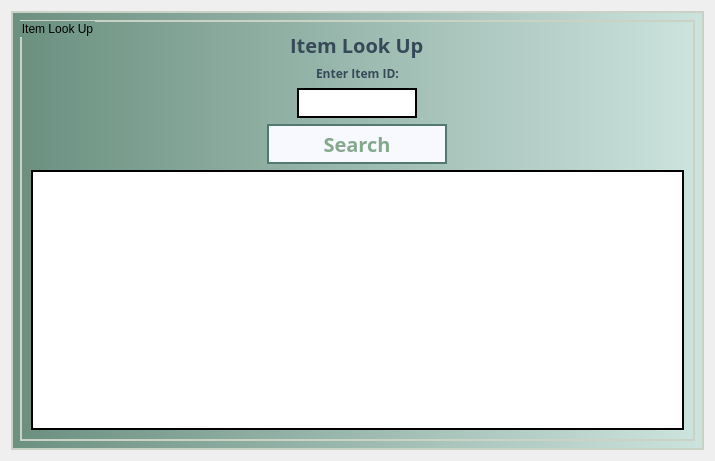
This is Order66Inventory/itemlookup.ui in josephtrandev/COMS4103_Project as Qt 5 draws it before an edit. The edited form follows.
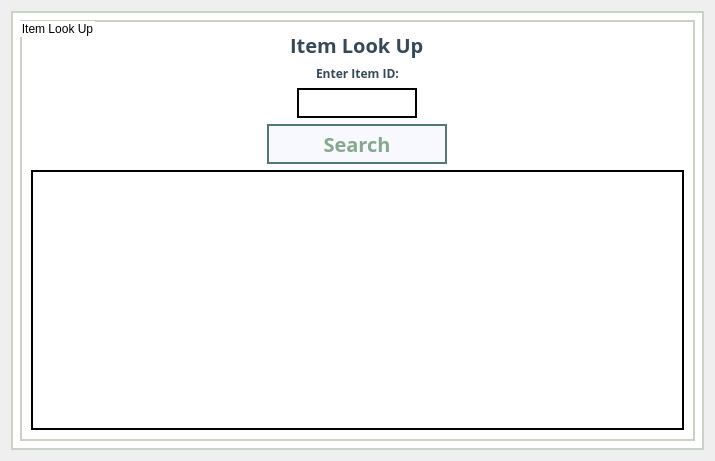
This is the edited form.

Commit message: changed background color

Patch:
```diff
--- a/Order66Inventory/itemlookup.ui
+++ b/Order66Inventory/itemlookup.ui
@@ -31,8 +31,8 @@
       </property>
       <property name="styleSheet">
        <string notr="true">QWidget {
-	border: 2 solid rgba(202, 210, 197);
-	background-color: qlineargradient(spread:pad, x1:0, y1:0, x2:1, y2:0, stop:0 rgba(107, 144, 128), stop:1 rgba(204, 227, 222));
+	border: 2 solid rgb(202, 210, 197);
+	background-color: white;
 	color: 2f3e46;
 }</string>
       </property>
```
The commit also changes 1 other file.
